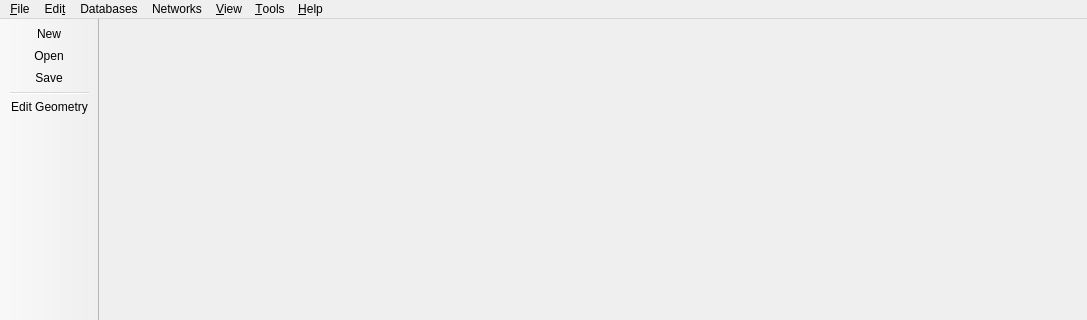
ghorwin/SIM-VICUS, file SIM-VICUS/src/SVMainWindow.ui: the form before one commit; both pictures show x 0 to 1087 and y 0 to 320 of the 1087 by 689 pixel window.
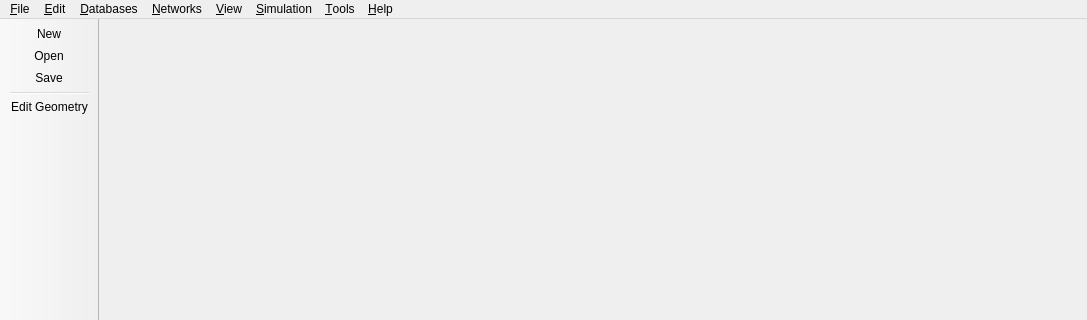
The form after the commit. Icons and pictures are not drawn.

Commit message: Main window actions added, moved, state setting done.

Diff of the .ui file:
```diff
--- a/SIM-VICUS/src/SVMainWindow.ui
+++ b/SIM-VICUS/src/SVMainWindow.ui
@@ -51,7 +51,7 @@
    </widget>
    <widget class="QMenu" name="menu_Edit">
     <property name="title">
-     <string>Edi&amp;t</string>
+     <string>&amp;Edit</string>
     </property>
     <widget class="QMenu" name="menuLanguage">
      <property name="title">
@@ -92,24 +92,31 @@
    </widget>
    <widget class="QMenu" name="menuNetworks">
     <property name="title">
-     <string>Networks</string>
+     <string>&amp;Networks</string>
     </property>
     <addaction name="actionNetworkImport"/>
     <addaction name="actionNetworkEdit"/>
    </widget>
    <widget class="QMenu" name="menuDatabases">
     <property name="title">
-     <string>Databases</string>
+     <string>&amp;Databases</string>
     </property>
     <addaction name="actionDBMaterials"/>
     <addaction name="actionDBConstructions"/>
     <addaction name="actionDBWindows"/>
    </widget>
+   <widget class="QMenu" name="menuSimulation">
+    <property name="title">
+     <string>&amp;Simulation</string>
+    </property>
+    <addaction name="actionSimulationNANDRAD"/>
+   </widget>
    <addaction name="menu_File"/>
    <addaction name="menu_Edit"/>
    <addaction name="menuDatabases"/>
    <addaction name="menuNetworks"/>
    <addaction name="menu_View"/>
+   <addaction name="menuSimulation"/>
    <addaction name="menu_Tools"/>
    <addaction name="menu_Help"/>
   </widget>
```
Left out of the diff: 47 changed lines with no effect on the pictures. The commit also changes 6 other files.
